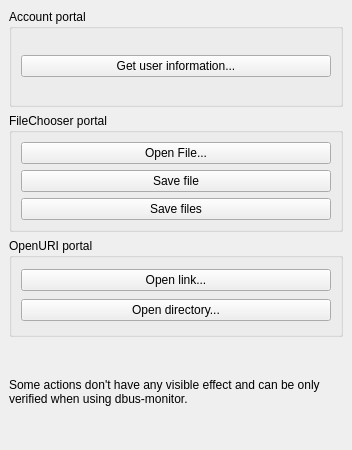
Old version of the form portal-test-qt/portal-test-qt.ui in the repository grulja/libportal.
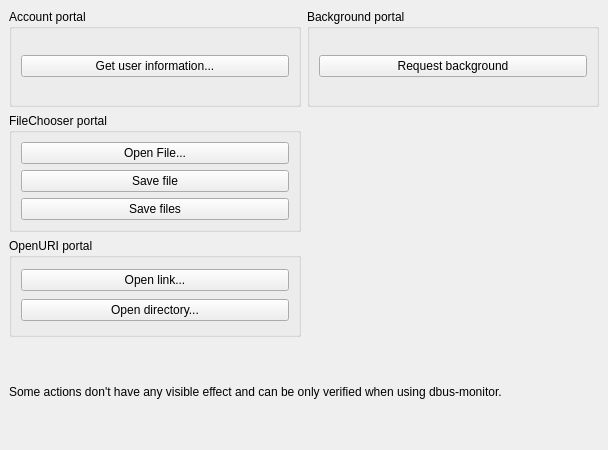
New version of the form.

Commit message: Add Qt wrapper for Background portal

```diff
--- a/portal-test-qt/portal-test-qt.ui
+++ b/portal-test-qt/portal-test-qt.ui
@@ -6,7 +6,7 @@
    <rect>
     <x>0</x>
     <y>0</y>
-    <width>352</width>
+    <width>608</width>
     <height>450</height>
    </rect>
   </property>
@@ -108,7 +108,26 @@
       </layout>
      </widget>
     </item>
-    <item row="3" column="0">
+    <item row="0" column="1">
+     <widget class="QGroupBox" name="groupBox_4">
+      <property name="title">
+       <string>Background portal</string>
+      </property>
+      <layout class="QVBoxLayout" name="verticalLayout_4">
+       <item>
+        <widget class="QPushButton" name="requestBackgroundButton">
+         <property name="focusPolicy">
+          <enum>Qt::NoFocus</enum>
+         </property>
+         <property name="text">
+          <string>Request background</string>
+         </property>
+        </widget>
+       </item>
+      </layout>
+     </widget>
+    </item>
+    <item row="3" column="0" colspan="2">
      <widget class="QLabel" name="label">
       <property name="text">
        <string>Some actions don't have any visible effect and can be only verified when using dbus-monitor.</string>
```
The commit also changes 6 other files.
